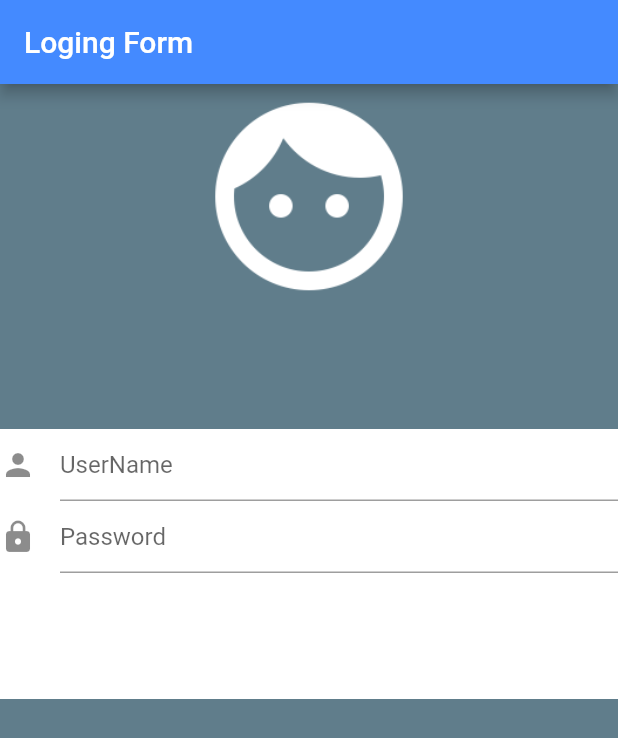
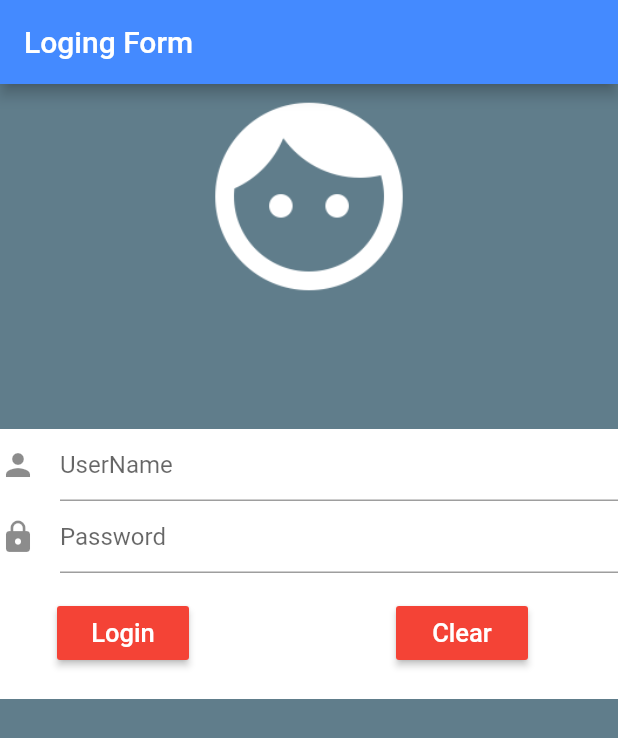
Before and after one commit to AsiriLRajapaksha/login-app-using-flutter, a Flutter app: the screen it shows after launch, on a phone screen of 412 x 824 dp. Shown: the top 738 px of the screen. Run offline on Flutter 3.47's test engine with Material 2 defaults, Android fonts, the phone set to English and light mode, and no system bars.

Commit message:
second commit

```diff
--- a/lib/ui/login.dart
+++ b/lib/ui/login.dart
@@ -50,6 +50,37 @@ class LoginState extends State<Login> {
                   ),
                   obscureText: true,
                 ),
+                new Padding(padding: new EdgeInsets.all(8)),
+                new Center(
+                  child: new Row(
+                    children: <Widget>[
+                      new Container(
+                        margin: const EdgeInsets.only(left: 38.0),
+                        child: new RaisedButton(
+                          onPressed: ()=>{},
+                          color: Colors.red,
+                          child: new Text(
+                            "Login",
+                            style: new TextStyle(
+                                color: Colors.white, fontSize: 17.0),
+                          ),
+                        ),
+                      ),
+                      new Container(
+                        margin: const EdgeInsets.only(left: 138.0),
+                        child: new RaisedButton(
+                          onPressed: ()=>{},
+                          color: Colors.red,
+                          child: new Text(
+                            "Clear",
+                            style: new TextStyle(
+                                color: Colors.white, fontSize: 17.0),
+                          ),
+                        ),
+                      ),
+                    ],
+                  ),
+                )
               ],
             ),
           ),
```
